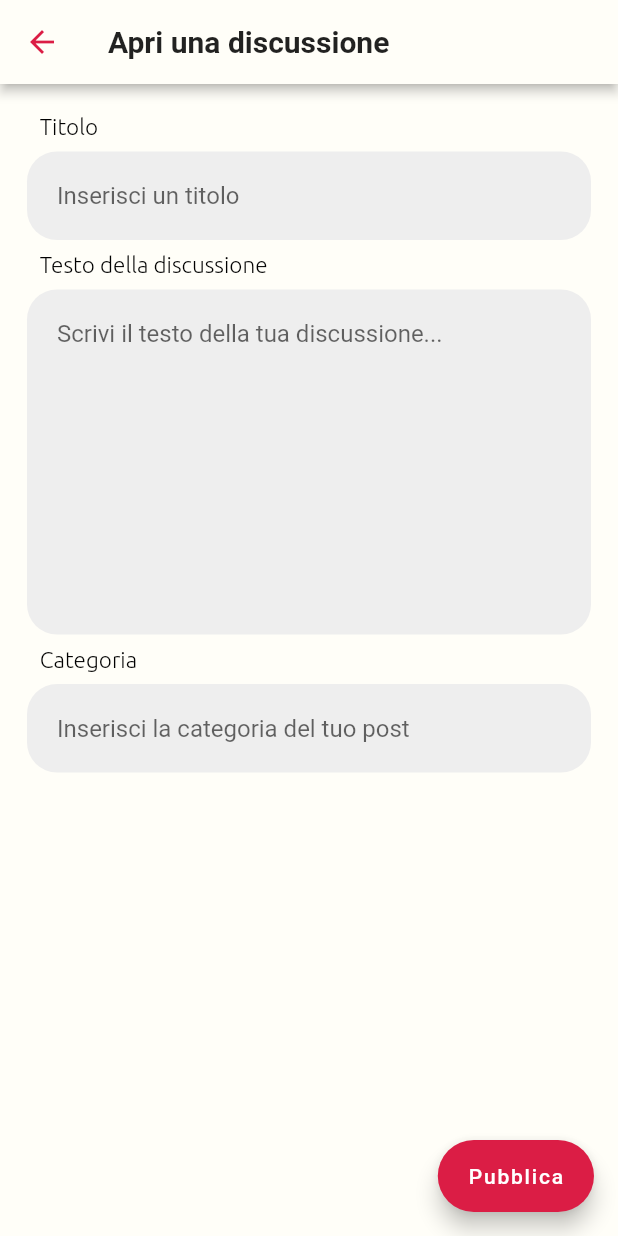
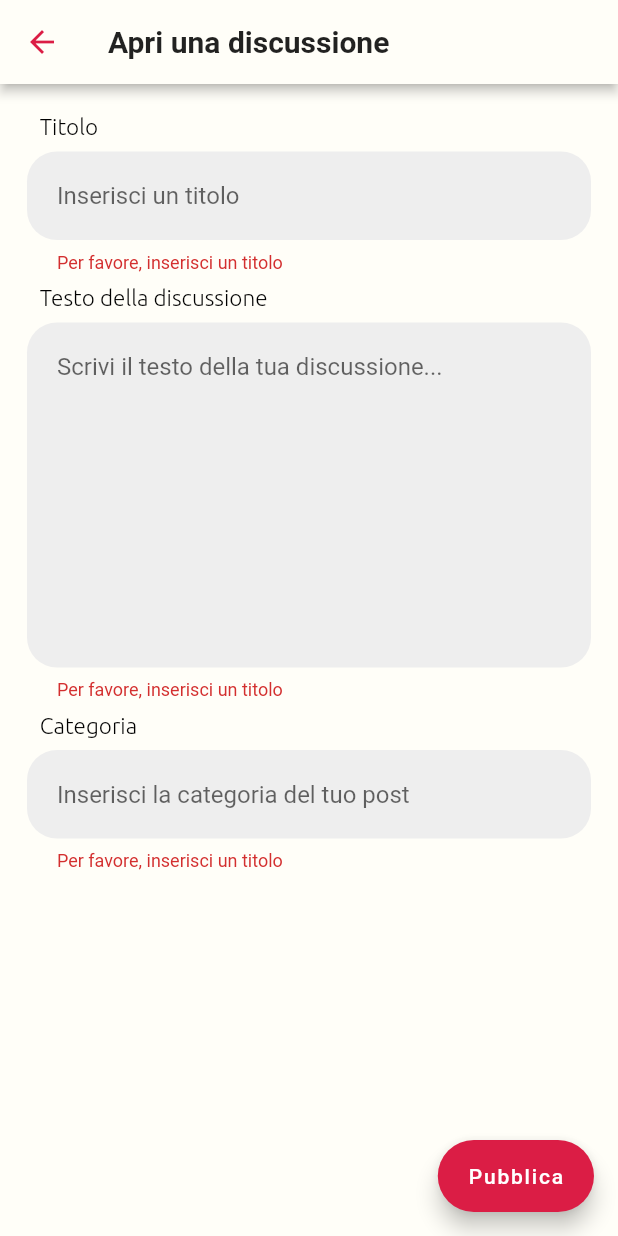
Before and after one commit to KLS-01/Report.it, a Flutter app: the ForumForm screen opened directly, after a tap on "Pubblica", on a phone screen of 412 x 824 dp. Run offline on Flutter 3.47's test engine with Material 2 defaults, Android fonts, the phone set to English and light mode, and no system bars; our stand-ins replace carousel_slider, cloud_firestore, firebase_auth, firebase_core, flutter_snake_navigationbar, flutter_svg and 2 more; missing offline and left inert: dart:ffi, flutter_phone_direct_caller; accounts and stored records are empty.

Commit message:
collegamento back  front
Collegamento del form di creazione della discussione con il back

```diff
--- a/lib/presentation/pages/form_crea_discussione.dart
+++ b/lib/presentation/pages/form_crea_discussione.dart
@@ -1,4 +1,6 @@
 import 'package:flutter/material.dart';
+import 'package:report_it/domain/entity/discussione_entity.dart';
+import 'package:report_it/domain/repository/forum_service.dart';
 import 'package:report_it/presentation/widget/theme.dart';
 import 'package:report_it/presentation/widget/widget_info.dart';
 
@@ -12,8 +14,8 @@ class ForumForm extends StatefulWidget {
 class _ForumFormState extends State<ForumForm> {
   final _formKey = GlobalKey<FormState>();
 
-  final TextEditingController passwordController = TextEditingController();
-  final TextEditingController emailController = TextEditingController();
+  final TextEditingController titoloController = TextEditingController();
+  final TextEditingController testoController = TextEditingController();
   final TextEditingController categoriaController = TextEditingController();
 
   @override
@@ -57,6 +59,7 @@ class _ForumFormState extends State<ForumForm> {
                   Padding(
                     padding: const EdgeInsets.all(8.0),
                     child: TextFormField(
+                      controller: titoloController,
                       decoration: InputDecoration(
                         hintText: "Inserisci un titolo",
                         filled: true,
@@ -66,6 +69,12 @@ class _ForumFormState extends State<ForumForm> {
                             borderRadius: BorderRadius.circular(20)),
                         contentPadding: EdgeInsets.all(20.0),
                       ),
+                      validator: (value) {
+                        if (value!.isEmpty) {
+                          return 'Per favore, inserisci un titolo';
+                        }
+                        return null;
+                      },
                     ),
                   ),
                   Padding(
@@ -79,6 +88,7 @@ class _ForumFormState extends State<ForumForm> {
                   Padding(
                     padding: const EdgeInsets.all(8.0),
                     child: TextFormField(
+                      controller: testoController,
                       decoration: InputDecoration(
                         hintText: "Scrivi il testo della tua discussione...",
                         filled: true,
@@ -88,6 +98,12 @@ class _ForumFormState extends State<ForumForm> {
                             borderRadius: BorderRadius.circular(20)),
                         contentPadding: EdgeInsets.all(20.0),
                       ),
+                      validator: (value) {
+                        if (value!.isEmpty) {
+                          return 'Per favore, inserisci un titolo';
+                        }
+                        return null;
+                      },
                       maxLines: 10,
                     ),
                   ),
@@ -102,6 +118,7 @@ class _ForumFormState extends State<ForumForm> {
                   Padding(
                     padding: const EdgeInsets.all(8.0),
                     child: TextFormField(
+                      controller: categoriaController,
                       decoration: InputDecoration(
                         hintText: "Inserisci la categoria del tuo post",
                         filled: true,
@@ -111,6 +128,12 @@ class _ForumFormState extends State<ForumForm> {
                             borderRadius: BorderRadius.circular(20)),
                         contentPadding: EdgeInsets.all(20.0),
                       ),
+                      validator: (value) {
+                        if (value!.isEmpty) {
+                          return 'Per favore, inserisci un titolo';
+                        }
+                        return null;
+                      },
                     ),
                   ),
                 ],
@@ -120,8 +143,12 @@ class _ForumFormState extends State<ForumForm> {
       floatingActionButton: FloatingActionButton.extended(
         label: Text('Pubblica'),
         heroTag: null,
-        onPressed: () {
-          //
+        onPressed: () async {
+          if (_formKey.currentState!.validate()) {
+            ForumService().AggiungiDiscussione(titoloController.text,
+                testoController.text, categoriaController.text);
+            Navigator.pop(context);
+          }
         },
         backgroundColor: const Color.fromRGBO(219, 29, 69, 1),
       ),
--- a/lib/presentation/pages/forum_home_page.dart
+++ b/lib/presentation/pages/forum_home_page.dart
@@ -50,7 +50,9 @@ class _ForumHomeState extends State<ForumHome> {
                   transitionsBuilder: (_, a, __, c) =>
                       FadeTransition(opacity: a, child: c),
                 ),
-              );
+              ).then((value) {
+                ForumService().AggiornaLista();
+              });
               //
             },
             backgroundColor: const Color.fromRGBO(219, 29, 69, 1),
```
Also changed, not shown: lib/domain/repository/forum_service.dart (+17 -1 lines).
